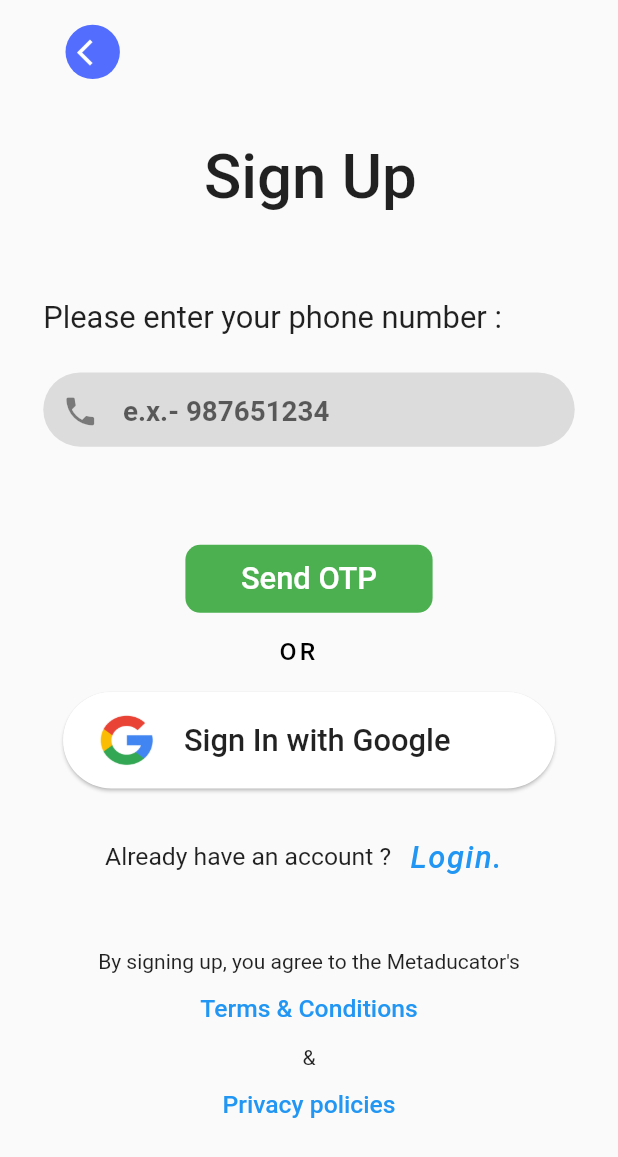
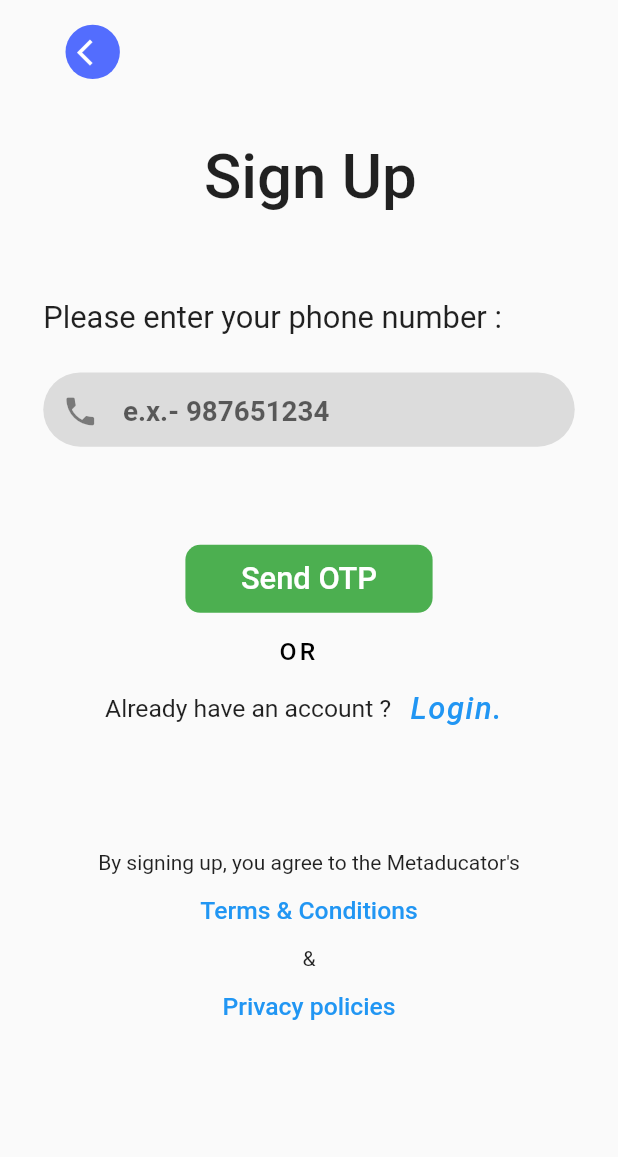
Before and after one commit to devanshhooda/prizey_vendor, a Flutter app: the PhoneNumber screen opened directly, on a phone screen of 412 x 824 dp. Shown: the top 1157 px of the screen. Run offline on Flutter 3.47's test engine with Material 2 defaults, Android fonts, the phone set to English and light mode, and no system bars; our stand-ins replace shared_preferences; accounts and stored records are empty; network calls fail; statements that could not run were skipped.

Commit message:
some layout quick fixes

```diff
--- a/lib/main.dart
+++ b/lib/main.dart
@@ -53,7 +53,8 @@ class PrizeyVendorApp extends StatelessWidget {
         debugShowCheckedModeBanner: false,
         theme: ThemeData(
           primarySwatch: Colors.indigo,
-          primaryColor: Colors.indigoAccent,
+          // primaryColor: Colors.indigoAccent,
+          primaryColor: Colors.black
         ),
         home: LoginCheck(),
         // home: SelectCategory(),
--- a/lib/views/screens/numberSignUp.dart
+++ b/lib/views/screens/numberSignUp.dart
@@ -17,15 +17,15 @@ class _PhoneNumberState extends State<PhoneNumber> {
       fontSize: SizeConfig.safeBlockHorizontal * 4, color: Colors.blue);
   Color nmbrClr = Colors.black12;
 
-  void changePhoneNumberColor(String input) {
-    setState(() {
-      if (input.isNotEmpty) {
-        nmbrClr = Colors.red[100];
-      } else {
-        nmbrClr = Colors.black12;
-      }
-    });
-  }
+  // void changePhoneNumberColor(String input) {
+  //   setState(() {
+  //     if (input.isNotEmpty) {
+  //       nmbrClr = Colors.red[100];
+  //     } else {
+  //       nmbrClr = Colors.black12;
+  //     }
+  //   });
+  // }
 
   @override
   Widget build(BuildContext context) {
@@ -112,10 +112,10 @@ class _PhoneNumberState extends State<PhoneNumber> {
                               Icons.phone,
                               size: SizeConfig.safeBlockVertical * 3,
                             )),
-                        onChanged: (String nmbr) {
-                          nmbr = _number.text;
-                          changePhoneNumberColor(nmbr);
-                        },
+                        // onChanged: (String nmbr) {
+                        //   nmbr = _number.text;
+                        // changePhoneNumberColor(nmbr);
+                        // },
                       ),
                     )),
                 SizedBox(
@@ -139,13 +139,13 @@ class _PhoneNumberState extends State<PhoneNumber> {
                       right: SizeConfig.safeBlockHorizontal * 30),
                   child: new RaisedButton(
                     onPressed: () async {
-                      String phoneNumber = _number.text;
-                      bool otpSent = await userAuth.sendOtp(phoneNumber);
-                      if (otpSent) {
+                      // String phoneNumber = _number.text;
+                      // bool otpSent = await userAuth.sendOtp(phoneNumber);
+                      // if (otpSent) {
                         Navigator.of(context).push(MaterialPageRoute(
                             builder: (context) => Password()));
                         print('OTP Screen');
-                      }
+                      // }
                     },
                     shape: RoundedRectangleBorder(
                         borderRadius: BorderRadius.circular(10)),
@@ -180,49 +180,7 @@ class _PhoneNumberState extends State<PhoneNumber> {
                   height: SizeConfig.safeBlockVertical * 2,
                 ),
                 new Container(
-                    height: SizeConfig.blockSizeVertical * 8,
-                    padding: EdgeInsets.only(
-                        left: SizeConfig.safeBlockHorizontal * 10,
-                        right: SizeConfig.safeBlockHorizontal * 10),
-                    decoration: BoxDecoration(
-                      borderRadius: BorderRadius.circular(40),
-                    ),
-                    child: new Card(
-                      margin:
-                          EdgeInsets.all(SizeConfig.safeBlockHorizontal * 0.2),
-                      shape: RoundedRectangleBorder(
-                          borderRadius: BorderRadius.circular(40)),
-                      child: new MaterialButton(
-                        padding:
-                            EdgeInsets.all(SizeConfig.safeBlockHorizontal * 3),
-                        onPressed: () => print('Google Sign In method'),
-                        child: new Row(
-                          children: <Widget>[
-                            new CircleAvatar(
-                              radius: 30,
-                              backgroundColor: Colors.white,
-                              child: new Image.asset(
-                                'assets/gLogo.png',
-                                height: SizeConfig.blockSizeVertical * 5,
-                                width: SizeConfig.blockSizeHorizontal * 13.5,
-                                fit: BoxFit.fill,
-                              ),
-                            ),
-                            Padding(
-                                padding: EdgeInsets.only(
-                                    left: SizeConfig.safeBlockHorizontal * 2)),
-                            new Text(
-                              'Sign In with Google',
-                              style: TextStyle(
-                                  fontSize: SizeConfig.safeBlockHorizontal * 5),
-                            )
-                          ],
-                        ),
-                      ),
-                    )),
-                new Container(
                   padding: EdgeInsets.only(
-                    top: SizeConfig.safeBlockVertical * 4,
                     left: SizeConfig.safeBlockHorizontal * 17,
                   ),
                   child: new Row(
@@ -256,7 +214,7 @@ class _PhoneNumberState extends State<PhoneNumber> {
                 ),
                 new Container(
                   padding:
-                      EdgeInsets.only(top: SizeConfig.safeBlockVertical * 6),
+                      EdgeInsets.only(top: SizeConfig.safeBlockVertical * 10),
                   child: new Column(
                     mainAxisAlignment: MainAxisAlignment.center,
                     children: <Widget>[
```
Also changed, not shown: lib/views/screens/enterDetails.dart (+38 -38 lines), lib/views/screens/loginPage.dart (+27 -29 lines), lib/views/screens/selectCategoryPage.dart (+18 -5 lines), lib/views/screens/signUpOtp.dart (+25 -25 lines).
